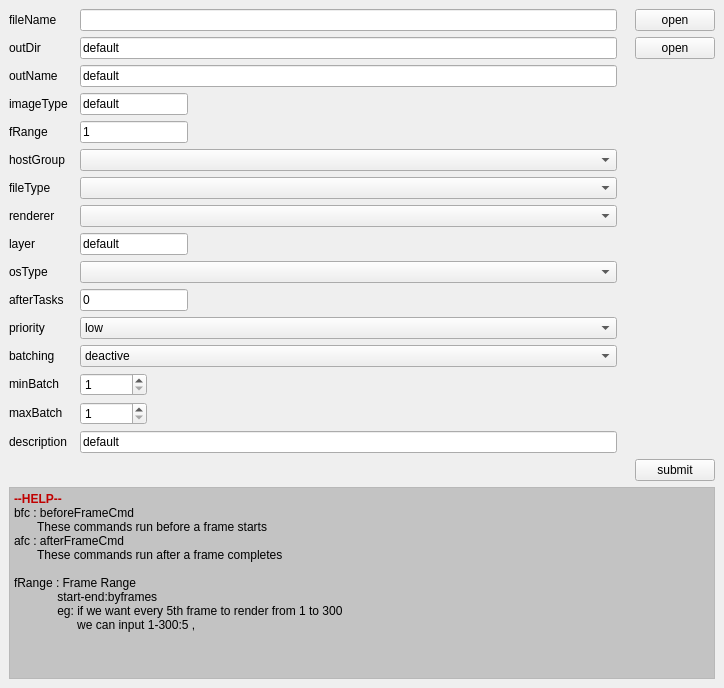
This is rbhusUI/lib/rbhusSubmitMod.ui in aumanimationstudios/rbhus as Qt 5 draws it before an edit. The edited form follows.
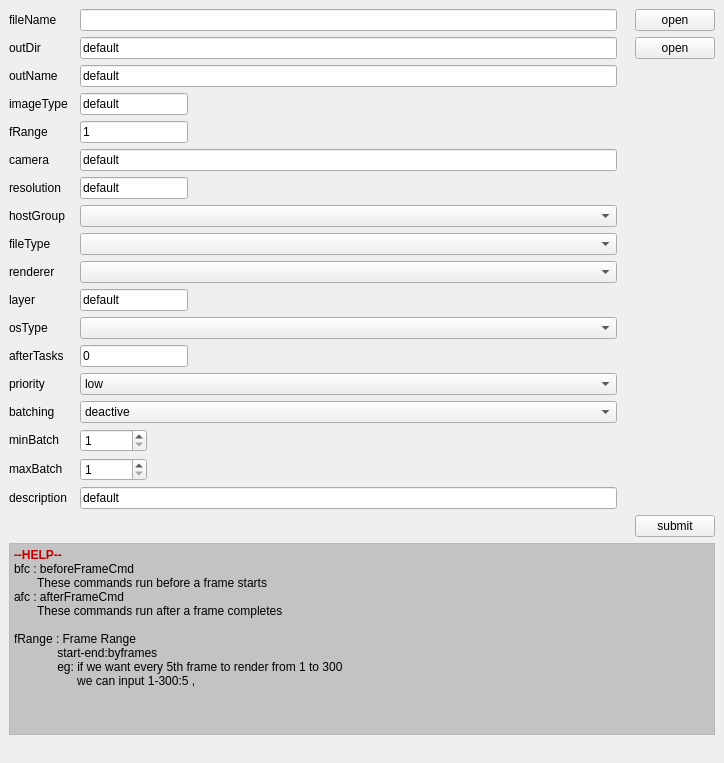
This is the edited form.

Commit message: adding res and camera

Diff of the .ui file:
```diff
--- a/rbhusUI/lib/rbhusSubmitMod.ui
+++ b/rbhusUI/lib/rbhusSubmitMod.ui
@@ -7,7 +7,7 @@
     <x>0</x>
     <y>0</y>
     <width>724</width>
-    <height>661</height>
+    <height>763</height>
    </rect>
   </property>
   <property name="windowTitle">
@@ -28,7 +28,7 @@
       </property>
      </widget>
     </item>
-    <item row="13" column="2">
+    <item row="14" column="2">
      <widget class="QComboBox" name="comboPrio">
       <property name="sizePolicy">
        <sizepolicy hsizetype="MinimumExpanding" vsizetype="Fixed">
@@ -53,7 +53,7 @@
       </item>
      </widget>
     </item>
-    <item row="11" column="2">
+    <item row="12" column="2">
      <widget class="QComboBox" name="comboOsType">
       <property name="sizePolicy">
        <sizepolicy hsizetype="MinimumExpanding" vsizetype="Fixed">
@@ -63,7 +63,7 @@
       </property>
      </widget>
     </item>
-    <item row="10" column="2">
+    <item row="11" column="2">
      <widget class="QLineEdit" name="lineEditLayer">
       <property name="sizePolicy">
        <sizepolicy hsizetype="Maximum" vsizetype="Fixed">
@@ -118,7 +118,7 @@
       </property>
      </widget>
     </item>
-    <item row="19" column="5">
+    <item row="20" column="5">
      <widget class="QPushButton" name="pushSubmit">
       <property name="sizePolicy">
        <sizepolicy hsizetype="Fixed" vsizetype="Fixed">
@@ -131,7 +131,7 @@
       </property>
      </widget>
     </item>
-    <item row="12" column="0">
+    <item row="13" column="0">
      <widget class="QLabel" name="labelAfterTask">
       <property name="sizePolicy">
        <sizepolicy hsizetype="Maximum" vsizetype="Fixed">
@@ -144,7 +144,7 @@
       </property>
      </widget>
     </item>
-    <item row="6" column="0">
+    <item row="7" column="0">
      <widget class="QLabel" name="labelHostGroup">
       <property name="sizePolicy">
        <sizepolicy hsizetype="Maximum" vsizetype="Fixed">
@@ -157,7 +157,7 @@
       </property>
      </widget>
     </item>
-    <item row="17" column="0">
+    <item row="18" column="0">
      <widget class="QLabel" name="labelMaxBatch">
       <property name="sizePolicy">
        <sizepolicy hsizetype="Maximum" vsizetype="Fixed">
@@ -196,7 +196,7 @@
       </property>
      </widget>
     </item>
-    <item row="12" column="2">
+    <item row="13" column="2">
      <widget class="QLineEdit" name="lineEditAfterTask">
       <property name="sizePolicy">
        <sizepolicy hsizetype="Maximum" vsizetype="Fixed">
@@ -209,7 +209,7 @@
       </property>
      </widget>
     </item>
-    <item row="15" column="0">
+    <item row="16" column="0">
      <widget class="QLabel" name="labelBatching">
       <property name="sizePolicy">
        <sizepolicy hsizetype="Maximum" vsizetype="Fixed">
@@ -222,7 +222,23 @@
       </property>
      </widget>
     </item>
-    <item row="7" column="0">
+    <item row="19" column="2">
+     <widget class="QLineEdit" name="lineEditDescription">
+      <property name="sizePolicy">
+       <sizepolicy hsizetype="MinimumExpanding" vsizetype="Fixed">
+        <horstretch>0</horstretch>
+        <verstretch>0</verstretch>
+       </sizepolicy>
+      </property>
+      <property name="text">
+       <string>default</string>
+      </property>
+      <property name="dragEnabled">
+       <bool>true</bool>
+      </property>
+     </widget>
+    </item>
+    <item row="8" column="0">
      <widget class="QLabel" name="labeFileType">
       <property name="sizePolicy">
        <sizepolicy hsizetype="Maximum" vsizetype="Fixed">
@@ -248,7 +264,7 @@
       </property>
      </widget>
     </item>
-    <item row="10" column="0">
+    <item row="11" column="0">
      <widget class="QLabel" name="labelLayer">
       <property name="sizePolicy">
        <sizepolicy hsizetype="Maximum" vsizetype="Fixed">
@@ -274,7 +290,7 @@
       </property>
      </widget>
     </item>
-    <item row="19" column="2">
+    <item row="20" column="2">
      <spacer name="horizontalSpacer">
       <property name="orientation">
        <enum>Qt::Horizontal</enum>
@@ -287,7 +303,7 @@
       </property>
      </spacer>
     </item>
-    <item row="6" column="2">
+    <item row="7" column="2">
      <widget class="QComboBox" name="comboHostGroup">
       <property name="sizePolicy">
        <sizepolicy hsizetype="Expanding" vsizetype="Fixed">
@@ -297,7 +313,7 @@
       </property>
      </widget>
     </item>
-    <item row="11" column="0">
+    <item row="12" column="0">
      <widget class="QLabel" name="labelOsType">
       <property name="sizePolicy">
        <sizepolicy hsizetype="Maximum" vsizetype="Fixed">
@@ -310,7 +326,7 @@
       </property>
      </widget>
     </item>
-    <item row="8" column="2">
+    <item row="9" column="2">
      <widget class="QComboBox" name="comboRenderer">
       <property name="sizePolicy">
        <sizepolicy hsizetype="Expanding" vsizetype="Fixed">
@@ -320,7 +336,7 @@
       </property>
      </widget>
     </item>
-    <item row="13" column="0">
+    <item row="14" column="0">
      <widget class="QLabel" name="labelPrio">
       <property name="sizePolicy">
        <sizepolicy hsizetype="Maximum" vsizetype="Fixed">
@@ -346,7 +362,7 @@
       </property>
      </widget>
     </item>
-    <item row="16" column="0">
+    <item row="17" column="0">
      <widget class="QLabel" name="labelMinBatch">
       <property name="sizePolicy">
        <sizepolicy hsizetype="Maximum" vsizetype="Fixed">
@@ -359,7 +375,7 @@
       </property>
      </widget>
     </item>
-    <item row="7" column="2">
+    <item row="8" column="2">
      <widget class="QComboBox" name="comboFileType">
       <property name="sizePolicy">
        <sizepolicy hsizetype="Expanding" vsizetype="Fixed">
@@ -369,7 +385,7 @@
       </property>
      </widget>
     </item>
-    <item row="8" column="0">
+    <item row="9" column="0">
      <widget class="QLabel" name="labeRenderer">
       <property name="sizePolicy">
        <sizepolicy hsizetype="Maximum" vsizetype="Fixed">
@@ -382,7 +398,7 @@
       </property>
      </widget>
     </item>
-    <item row="15" column="2">
+    <item row="16" column="2">
      <widget class="QComboBox" name="comboBatching">
       <property name="sizePolicy">
        <sizepolicy hsizetype="MinimumExpanding" vsizetype="Fixed">
@@ -444,7 +460,7 @@
       </property>
      </widget>
     </item>
-    <item row="17" column="2">
+    <item row="18" column="2">
      <widget class="QSpinBox" name="spinMaxBatch">
       <property name="sizePolicy">
        <sizepolicy hsizetype="Maximum" vsizetype="Fixed">
@@ -460,7 +476,7 @@
       </property>
      </widget>
     </item>
-    <item row="16" column="2">
+    <item row="17" column="2">
      <widget class="QSpinBox" name="spinMinBatch">
       <property name="sizePolicy">
        <sizepolicy hsizetype="Maximum" vsizetype="Fixed">
@@ -476,7 +492,20 @@
       </property>
      </widget>
     </item>
-    <item row="20" column="0" colspan="6">
+    <item row="19" column="0">
+     <widget class="QLabel" name="labelDescription">
+      <property name="sizePolicy">
+       <sizepolicy hsizetype="Maximum" vsizetype="Fixed">
+        <horstretch>0</horstretch>
+        <verstretch>0</verstretch>
+       </sizepolicy>
+      </property>
+      <property name="text">
+       <string>description</string>
+      </property>
+     </widget>
+    </item>
+    <item row="21" column="0" colspan="6">
      <widget class="QTextEdit" name="textEdit">
       <property name="sizePolicy">
        <sizepolicy hsizetype="Minimum" vsizetype="Fixed">
@@ -565,8 +594,8 @@
       </property>
      </widget>
     </item>
-    <item row="18" column="0">
-     <widget class="QLabel" name="labelDescription">
+    <item row="5" column="0">
+     <widget class="QLabel" name="labelCamera">
       <property name="sizePolicy">
        <sizepolicy hsizetype="Maximum" vsizetype="Fixed">
         <horstretch>0</horstretch>
@@ -574,12 +603,12 @@
        </sizepolicy>
       </property>
       <property name="text">
-       <string>description</string>
+       <string>camera</string>
       </property>
      </widget>
     </item>
-    <item row="18" column="2">
-     <widget class="QLineEdit" name="lineEditDescription">
+    <item row="5" column="2">
+     <widget class="QLineEdit" name="lineEditCamera">
       <property name="sizePolicy">
        <sizepolicy hsizetype="MinimumExpanding" vsizetype="Fixed">
         <horstretch>0</horstretch>
@@ -589,8 +618,31 @@
       <property name="text">
        <string>default</string>
       </property>
-      <property name="dragEnabled">
-       <bool>true</bool>
+     </widget>
+    </item>
+    <item row="6" column="0">
+     <widget class="QLabel" name="labelResolution">
+      <property name="sizePolicy">
+       <sizepolicy hsizetype="Maximum" vsizetype="Fixed">
+        <horstretch>0</horstretch>
+        <verstretch>0</verstretch>
+       </sizepolicy>
+      </property>
+      <property name="text">
+       <string>resolution</string>
+      </property>
+     </widget>
+    </item>
+    <item row="6" column="2">
+     <widget class="QLineEdit" name="lineEditResolution">
+      <property name="sizePolicy">
+       <sizepolicy hsizetype="Maximum" vsizetype="Fixed">
+        <horstretch>0</horstretch>
+        <verstretch>0</verstretch>
+       </sizepolicy>
+      </property>
+      <property name="text">
+       <string>default</string>
       </property>
      </widget>
     </item>
```
Left out of the diff: 2 changed lines with no effect on the pictures. The commit also changes 6 other files.
